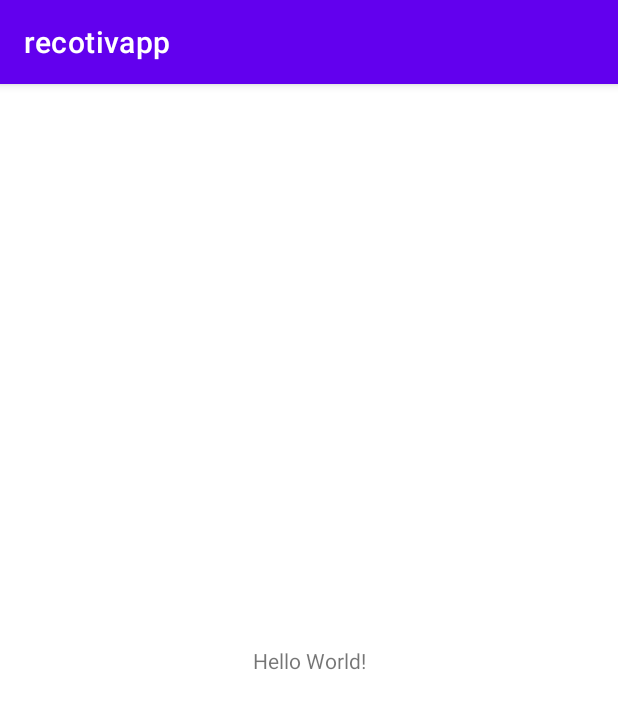
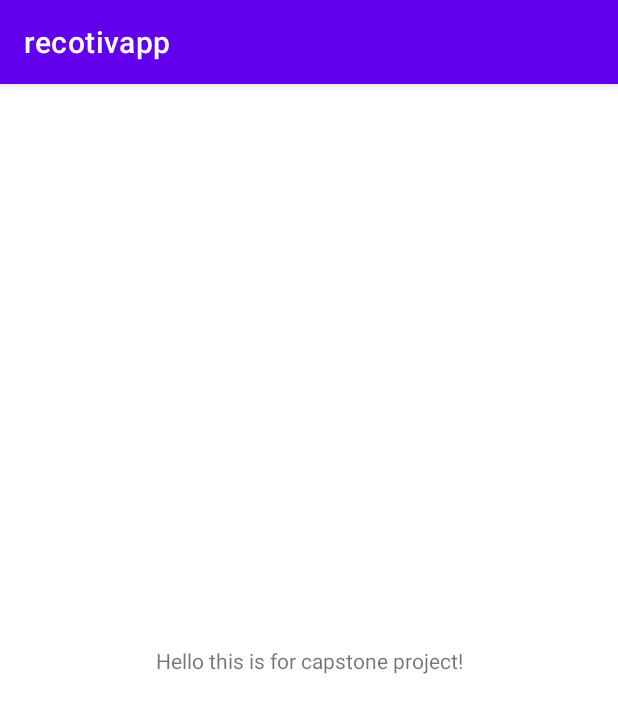
Before and after one commit to Gualand/recotiveapp, an Android app: the screen it shows after launch (MainActivity), on a phone screen of 412 x 824 dp. Shown: the top 713 px of the screen. Run offline under Robolectric (Android 15) with nearby library versions, the phone set to English and light mode, and no system bars.

Commit message:
edit first xml

```diff
--- a/app/src/main/res/layout/activity_main.xml
+++ b/app/src/main/res/layout/activity_main.xml
@@ -9,7 +9,7 @@
     <TextView
         android:layout_width="wrap_content"
         android:layout_height="wrap_content"
-        android:text="Hello World!"
+        android:text="Hello this is for capstone project!"
         app:layout_constraintBottom_toBottomOf="parent"
         app:layout_constraintEnd_toEndOf="parent"
         app:layout_constraintStart_toStartOf="parent"
```
